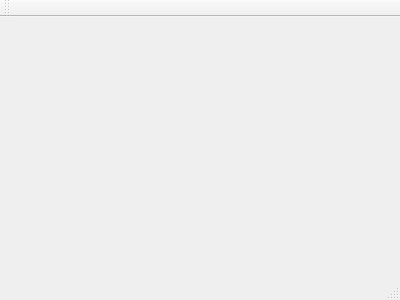
The window that mainwindow.ui (Factotum8/OKOIB_1) describes before a commit, drawn with Qt 5.
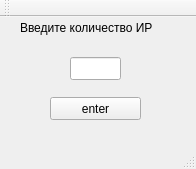
The same window after the commit.

Commit message: class finish

What changed in the file:
```diff
--- a/mainwindow.ui
+++ b/mainwindow.ui
@@ -1,24 +1,97 @@
 <ui version="4.0">
  <class>MainWindow</class>
- <widget class="QMainWindow" name="MainWindow" >
-  <property name="geometry" >
+ <widget class="QMainWindow" name="MainWindow">
+  <property name="geometry">
    <rect>
     <x>0</x>
     <y>0</y>
-    <width>400</width>
-    <height>300</height>
+    <width>196</width>
+    <height>169</height>
    </rect>
   </property>
-  <property name="windowTitle" >
-   <string>MainWindow</string>
+  <property name="sizePolicy">
+   <sizepolicy hsizetype="Fixed" vsizetype="Fixed">
+    <horstretch>0</horstretch>
+    <verstretch>0</verstretch>
+   </sizepolicy>
   </property>
-  <widget class="QMenuBar" name="menuBar" />
-  <widget class="QToolBar" name="mainToolBar" />
-  <widget class="QWidget" name="centralWidget" />
-  <widget class="QStatusBar" name="statusBar" />
+  <property name="windowTitle">
+   <string>Главное окно</string>
+  </property>
+  <widget class="QWidget" name="centralWidget">
+   <widget class="QLabel" name="lab_quantity">
+    <property name="geometry">
+     <rect>
+      <x>20</x>
+      <y>0</y>
+      <width>161</width>
+      <height>21</height>
+     </rect>
+    </property>
+    <property name="text">
+     <string>Введите количество ИР</string>
+    </property>
+   </widget>
+   <widget class="QLineEdit" name="edit_quantity">
+    <property name="geometry">
+     <rect>
+      <x>70</x>
+      <y>40</y>
+      <width>51</width>
+      <height>23</height>
+     </rect>
+    </property>
+    <property name="inputMask">
+     <string>00</string>
+    </property>
+   </widget>
+   <widget class="QPushButton" name="butt_enter">
+    <property name="geometry">
+     <rect>
+      <x>50</x>
+      <y>80</y>
+      <width>91</width>
+      <height>23</height>
+     </rect>
+    </property>
+    <property name="text">
+     <string>enter</string>
+    </property>
+   </widget>
+  </widget>
+  <widget class="QMenuBar" name="menuBar">
+   <property name="geometry">
+    <rect>
+     <x>0</x>
+     <y>0</y>
+     <width>196</width>
+     <height>20</height>
+    </rect>
+   </property>
+  </widget>
+  <widget class="QToolBar" name="mainToolBar">
+   <property name="enabled">
+    <bool>true</bool>
+   </property>
+   <property name="sizePolicy">
+    <sizepolicy hsizetype="Fixed" vsizetype="Fixed">
+     <horstretch>1</horstretch>
+     <verstretch>0</verstretch>
+    </sizepolicy>
+   </property>
+   <property name="mouseTracking">
+    <bool>false</bool>
+   </property>
+   <attribute name="toolBarArea">
+    <enum>TopToolBarArea</enum>
+   </attribute>
+   <attribute name="toolBarBreak">
+    <bool>false</bool>
+   </attribute>
+  </widget>
+  <widget class="QStatusBar" name="statusBar"/>
  </widget>
- <layoutDefault spacing="6" margin="11" />
- <pixmapfunction></pixmapfunction>
+ <layoutdefault spacing="6" margin="11"/>
  <resources/>
  <connections/>
 </ui>
```
Left out of the diff: 1 changed line with no effect on the pictures. The commit also changes 6 other files.
